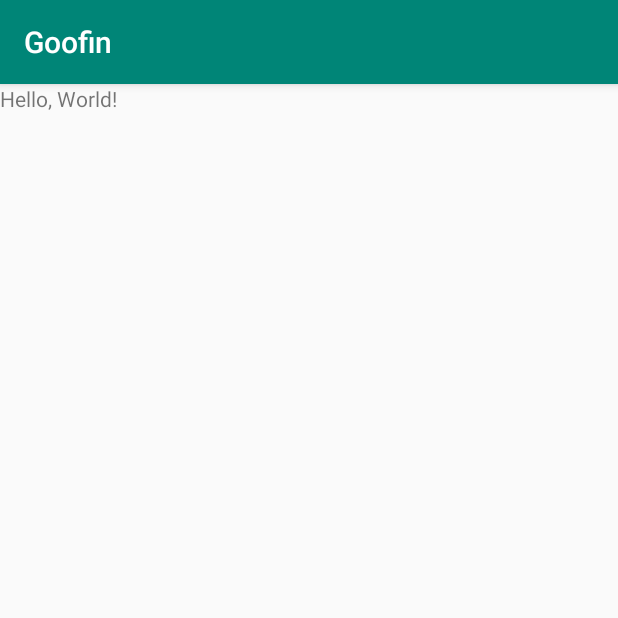
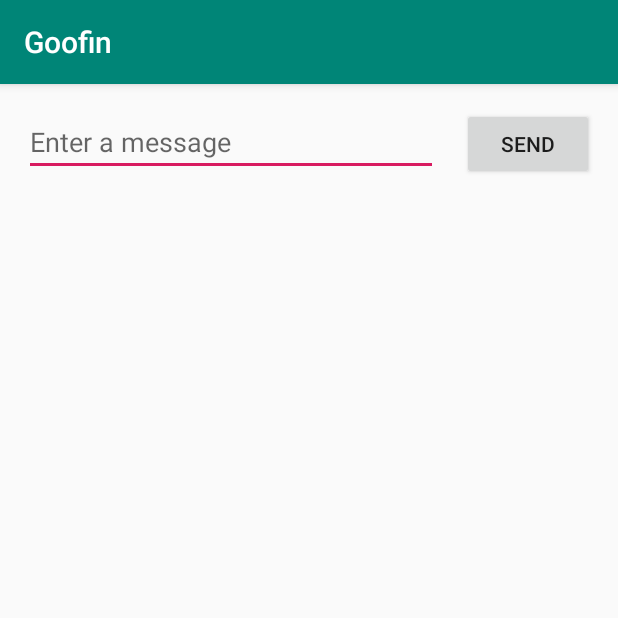
Before and after one commit to Honno/travel-app, an Android app: the screen it shows after launch (MainActivity), on a phone screen of 412 x 824 dp, the top half of it. Run offline under Robolectric (Android 15) with nearby library versions, the phone set to English and light mode, and no system bars.

Commit message:
enter message example

```diff
--- a/app/src/main/res/layout/activity_main.xml
+++ b/app/src/main/res/layout/activity_main.xml
@@ -6,11 +6,32 @@
     android:layout_height="match_parent"
     tools:context=".MainActivity">
 
-    <TextView
-        android:id="@+id/textView"
+    <EditText
+        android:id="@+id/editText"
+        android:layout_width="0dp"
+        android:layout_height="wrap_content"
+        android:layout_marginStart="16dp"
+        android:layout_marginLeft="16dp"
+        android:layout_marginTop="16dp"
+        android:ems="10"
+        android:hint="@string/edit_message"
+        android:inputType="textPersonName"
+        app:layout_constraintEnd_toStartOf="@+id/button"
+        app:layout_constraintHorizontal_bias="0.5"
+        app:layout_constraintStart_toStartOf="parent"
+        app:layout_constraintTop_toTopOf="parent" />
+
+    <Button
+        android:id="@+id/button"
         android:layout_width="wrap_content"
         android:layout_height="wrap_content"
-        android:text="Hello, World!"
-        tools:layout_editor_absoluteX="143dp"
-        tools:layout_editor_absoluteY="328dp" />
+        android:layout_marginStart="16dp"
+        android:layout_marginLeft="16dp"
+        android:layout_marginEnd="16dp"
+        android:layout_marginRight="16dp"
+        android:text="@string/button_send"
+        app:layout_constraintBaseline_toBaselineOf="@+id/editText"
+        app:layout_constraintEnd_toEndOf="parent"
+        app:layout_constraintHorizontal_bias="0.5"
+        app:layout_constraintStart_toEndOf="@+id/editText" />
 </androidx.constraintlayout.widget.ConstraintLayout>
--- a/app/src/main/res/values/strings.xml
+++ b/app/src/main/res/values/strings.xml
@@ -1,3 +1,5 @@
 <resources>
     <string name="app_name">Goofin</string>
+    <string name="edit_message">Enter a message</string>
+    <string name="button_send">Send</string>
 </resources>
```
